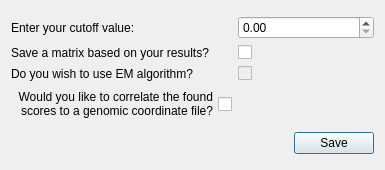
Old version of the form src/sequenceFromMatrix.ui in the repository TaronSilver/genom.
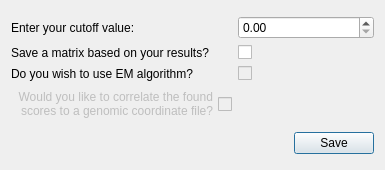
New version of the form.

```diff
--- a/src/sequenceFromMatrix.ui
+++ b/src/sequenceFromMatrix.ui
@@ -72,6 +72,12 @@
      </item>
      <item row="3" column="0">
       <widget class="QCheckBox" name="checkCorrelate">
+       <property name="enabled">
+        <bool>false</bool>
+       </property>
+       <property name="toolTip">
+        <string>Not enabled yet</string>
+       </property>
        <property name="layoutDirection">
         <enum>Qt::RightToLeft</enum>
        </property>
```
Left out of the diff: 2 changed lines with no effect on the pictures.
